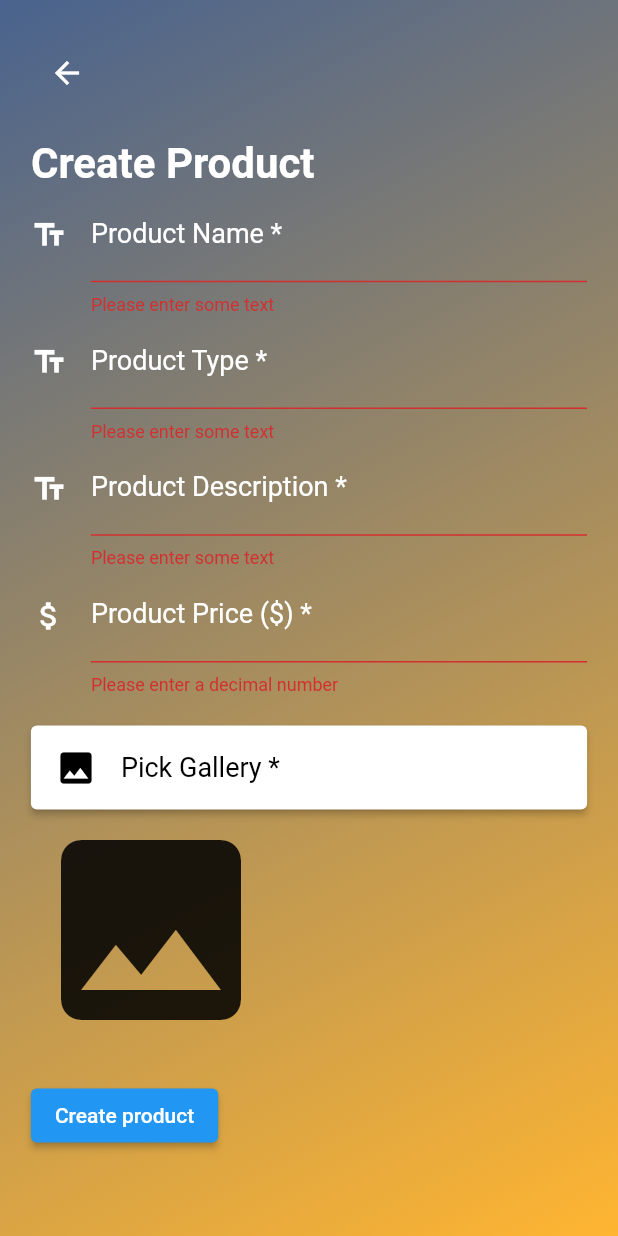
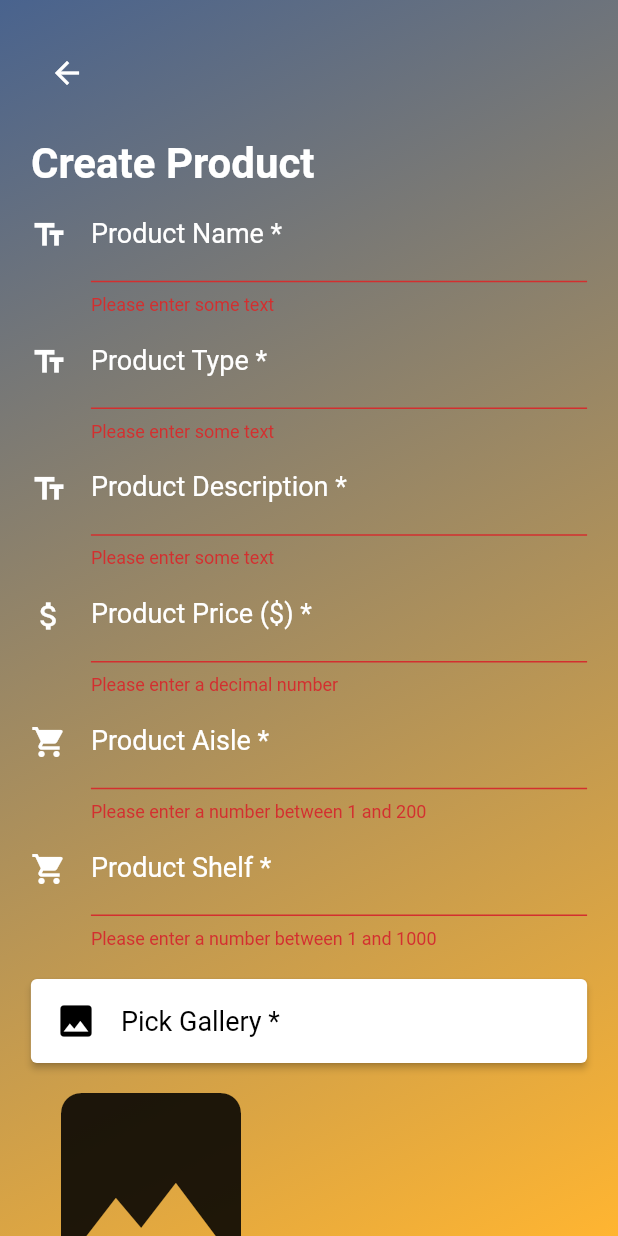
Before and after one commit to Hrithik-Kumar/Smart-Grocery-Map-and-Inventory, a Flutter app: the CompanyCreateItemForm screen opened directly, after a tap on "Create product", on a phone screen of 412 x 824 dp. Run offline on Flutter 3.47's test engine with Material 2 defaults, Android fonts, the phone set to English and light mode, and no system bars; our stand-ins replace image_picker, lottie, sqflite; accounts and stored records are empty; project files that could hold a hidden picture were left out.

Commit message:
BOUNB-58 added aisle and shelf to form

```diff
--- a/code/smart_grocery_map/lib/company_create_item/company_create_item_form.dart
+++ b/code/smart_grocery_map/lib/company_create_item/company_create_item_form.dart
@@ -21,6 +21,8 @@ class CompanyCreateItemFormState extends State<CompanyCreateItemForm> {
   final TextEditingController _productTypeController = TextEditingController();
   final TextEditingController _descriptionController = TextEditingController();
   final TextEditingController _priceController = TextEditingController();
+  final TextEditingController _aisleController = TextEditingController();
+  final TextEditingController _shelfController = TextEditingController();
 
   XFile? _image;
   Widget _previewImage = const Icon(
@@ -53,6 +55,8 @@ class CompanyCreateItemFormState extends State<CompanyCreateItemForm> {
     _productTypeController.dispose();
     _descriptionController.dispose();
     _priceController.dispose();
+    _aisleController.dispose();
+    _shelfController.dispose();
   }
 
   TextFormField _productNameFormField() {
@@ -95,6 +99,26 @@ class CompanyCreateItemFormState extends State<CompanyCreateItemForm> {
     );
   }
 
+  TextFormField _descriptionFormField() {
+    return TextFormField(
+      controller: _descriptionController,
+      decoration: InputDecoration(
+        icon: const Icon(Icons.text_fields, color: Colors.white),
+        hintStyle: formFieldHintTextStyle,
+        labelStyle: formFieldLabelTextStyle,
+        hintText: 'Enter the product description',
+        labelText: 'Product Description *',
+      ),
+      style: formFieldTextStyle,
+      validator: (value) {
+        if (value == null || value.isEmpty) {
+          return 'Please enter some text';
+        }
+        return null;
+      },
+    );
+  }
+
   TextFormField _priceFormField() {
     return TextFormField(
       controller: _priceController,
@@ -115,20 +139,40 @@ class CompanyCreateItemFormState extends State<CompanyCreateItemForm> {
     );
   }
 
-  TextFormField _descriptionFormField() {
+  TextFormField _aisleFormField() {
     return TextFormField(
-      controller: _descriptionController,
+      controller: _aisleController,
       decoration: InputDecoration(
-        icon: const Icon(Icons.text_fields, color: Colors.white),
+        icon: const Icon(Icons.local_grocery_store, color: Colors.white),
         hintStyle: formFieldHintTextStyle,
         labelStyle: formFieldLabelTextStyle,
-        hintText: 'Enter the product description',
-        labelText: 'Product Description *',
+        hintText: 'Enter the product aisle',
+        labelText: 'Product Aisle *',
       ),
       style: formFieldTextStyle,
       validator: (value) {
-        if (value == null || value.isEmpty) {
-          return 'Please enter some text';
+        if (value == null || value.isEmpty || int.tryParse(value) == null) {
+          return 'Please enter a number between 1 and 200';
+        }
+        return null;
+      },
+    );
+  }
+
+  TextFormField _shelfFormField() {
+    return TextFormField(
+      controller: _shelfController,
+      decoration: InputDecoration(
+        icon: const Icon(Icons.local_grocery_store, color: Colors.white),
+        hintStyle: formFieldHintTextStyle,
+        labelStyle: formFieldLabelTextStyle,
+        hintText: 'Enter the product shelf',
+        labelText: 'Product Shelf *',
+      ),
+      style: formFieldTextStyle,
+      validator: (value) {
+        if (value == null || value.isEmpty || int.tryParse(value) == null) {
+          return 'Please enter a number between 1 and 1000';
         }
         return null;
       },
@@ -158,15 +202,6 @@ class CompanyCreateItemFormState extends State<CompanyCreateItemForm> {
     return ElevatedButton(
       onPressed: () {
         if (_formKey.currentState!.validate()) {
-          if (_image == null) {
-            ScaffoldMessenger.of(context).showSnackBar(
-              const SnackBar(
-                content: Text('Please choose an image'),
-              ),
-            );
-            return;
-          }
-
           ScaffoldMessenger.of(context).showSnackBar(
             const SnackBar(
               content: Text('Processing Data'),
@@ -225,9 +260,11 @@ class CompanyCreateItemFormState extends State<CompanyCreateItemForm> {
     String productType = _productTypeController.text;
     String description = _descriptionController.text;
     String price = _priceController.text;
+    String aisle = _aisleController.text;
+    String shelf = _shelfController.text;
 
-    var uri = Uri.parse('http://10.0.2.2:8000/api/company/createProduct');
-    // var uri = Uri.parse('http://localhost:8000/api/company/createProduct');
+    var uri = Uri.parse('http://10.0.2.2:8000/api/company/inventory/create');
+    // var uri = Uri.parse('http://localhost:8000/api/company/inventory/create');
 
     var request = http.MultipartRequest('POST', uri)
       ..fields['company_username'] = companyUsername
@@ -235,8 +272,13 @@ class CompanyCreateItemFormState extends State<CompanyCreateItemForm> {
       ..fields['product_type'] = productType
       ..fields['description'] = description
       ..fields['price'] = price
-      ..files
+      ..fields['aisle'] = aisle
+      ..fields['shelf'] = shelf;
+
+    if (_image != null) {
+      request.files
           .add(await http.MultipartFile.fromPath('image_source', _image!.path));
+    }
 
     var response = await request.send();
 
@@ -300,6 +342,8 @@ class CompanyCreateItemFormState extends State<CompanyCreateItemForm> {
                   _productTypeFormField(),
                   _descriptionFormField(),
                   _priceFormField(),
+                  _aisleFormField(),
+                  _shelfFormField(),
                   const SizedBox(height: 20),
                   _imagePickButton(),
                   _previewImage,
```
Also changed, not shown: 2 other files.
